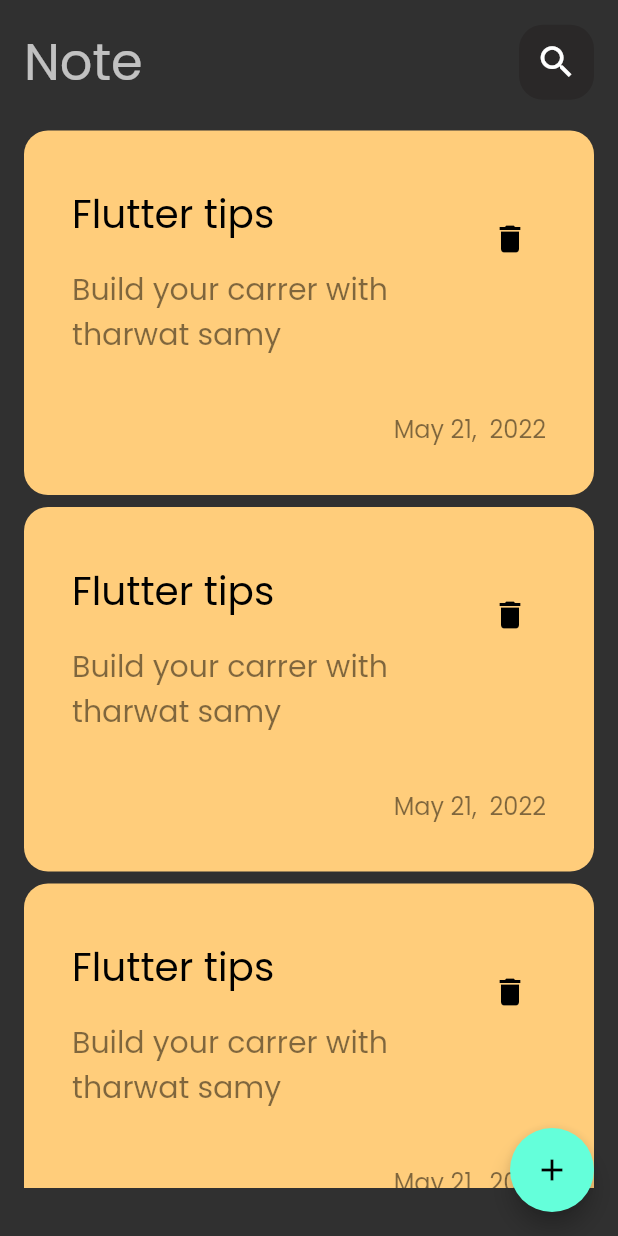
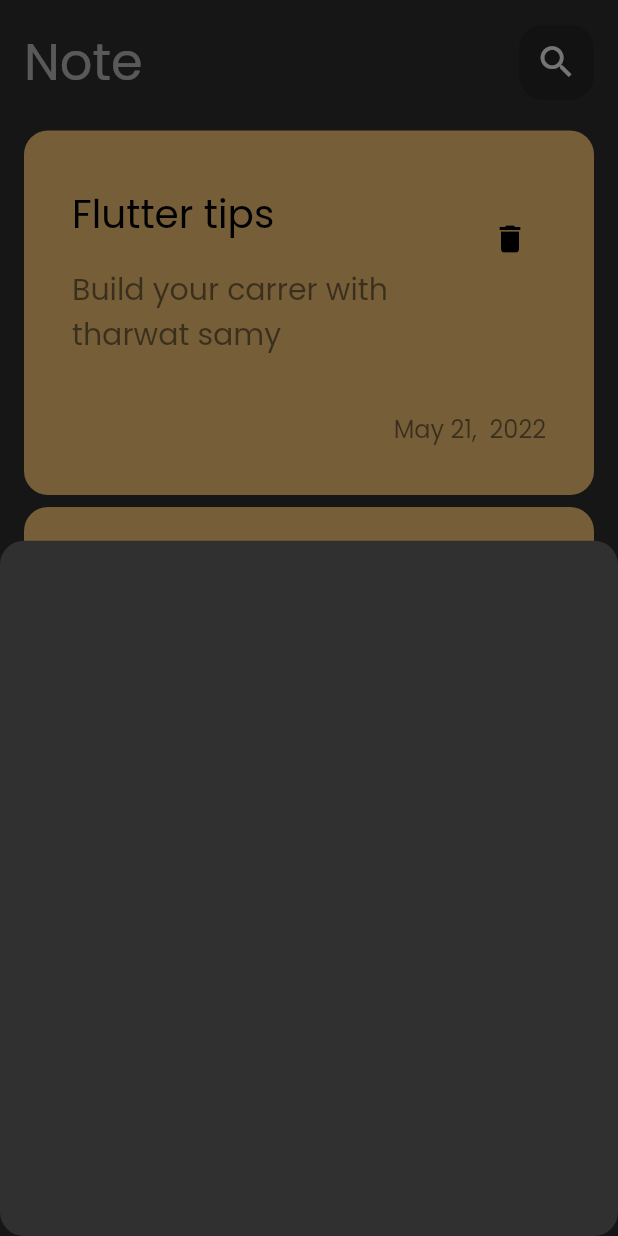
Before and after one commit to salsabilelshiekh2022/noteApp, a Flutter app: the screen it shows after launch, after a tap on the "add" icon, on a phone screen of 412 x 824 dp. Run offline on Flutter 3.47's test engine with Material 2 defaults, Android fonts, the phone set to English and light mode, and no system bars.

Commit message:
Add note bottom sheet

```diff
--- a/lib/views/pages/note_page.dart
+++ b/lib/views/pages/note_page.dart
@@ -1,4 +1,5 @@
 import 'package:flutter/material.dart';
+import 'package:note_app/views/widgets/add_note_bottom_sheet.dart';
 import 'package:note_app/views/widgets/notes_view_body.dart';
 
 class NotePage extends StatelessWidget {
@@ -9,7 +10,15 @@
     return Scaffold(
       body: const NotesViewBody(),
       floatingActionButton: FloatingActionButton(
-        onPressed: () {},
+        onPressed: () {
+          showModalBottomSheet(
+              shape: RoundedRectangleBorder(
+                  borderRadius: BorderRadius.circular(16.0)),
+              context: context,
+              builder: (context) {
+                return const AddNoteButtomSheet();
+              });
+        },
         child: const Icon(Icons.add),
       ),
     );
--- /dev/null
+++ b/lib/views/widgets/add_note_bottom_sheet.dart
@@ -0,0 +1,10 @@
+import 'package:flutter/material.dart';
+
+class AddNoteButtomSheet extends StatelessWidget {
+  const AddNoteButtomSheet({super.key});
+
+  @override
+  Widget build(BuildContext context) {
+    return Container();
+  }
+}
```
